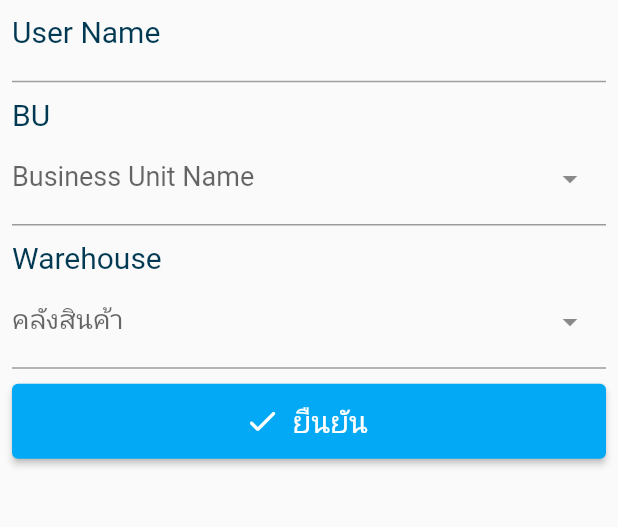
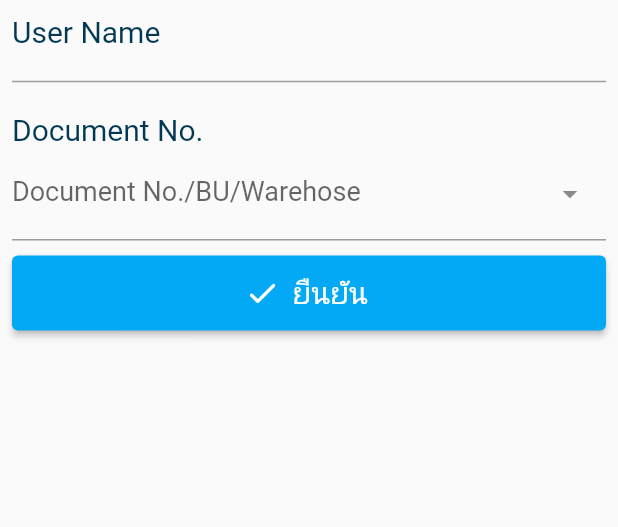
Before and after one commit to KorOkami/StockCount, a Flutter app: the BU_Screen screen opened directly with empty values, on a phone screen of 412 x 824 dp, the part 302-829 px from its top. Run offline on Flutter 3.47's test engine with Material 2 defaults, Android fonts, the phone set to English and light mode, and no system bars; drawn by our look-alikes of dropdown_search; our stand-ins replace form_field_validator, google_fonts, motion_tab_bar_v2; missing offline and left inert: dart:ffi, qrscan; network calls fail; Roboto replaces fonts that are missing (Prompt).

Commit message:
Change BU Screen

```diff
--- a/lib/model/bu_detail.dart
+++ b/lib/model/bu_detail.dart
@@ -1,6 +1,7 @@
 class BU_Detail {
   String BU;
   String Warehouse;
+  String DocNum;
 
-  BU_Detail(this.BU, this.Warehouse);
+  BU_Detail(this.BU, this.Warehouse, this.DocNum);
 }
--- a/lib/screen/bu_screen.dart
+++ b/lib/screen/bu_screen.dart
@@ -26,7 +26,7 @@ class BU_Screen extends StatefulWidget {
 class _BU_ScreenState extends State<BU_Screen> {
   final formKey = GlobalKey<FormState>();
   late Future<List<Drugs>> BU_List;
-  BU_Detail BU = BU_Detail("", "");
+  BU_Detail BU = BU_Detail("", "", "");
 
   @override
   void initState() {
@@ -143,11 +143,11 @@ class _BU_ScreenState extends State<BU_Screen> {
                         ),
                       ),
                       SizedBox(
-                        height: 10,
+                        height: 20,
                       ),
                       SizedBox(
                         child: Text(
-                          "BU",
+                          "Document No.",
                           style: GoogleFonts.prompt(
                               fontSize: 20,
                               color: Color.fromARGB(255, 1, 57, 83)),
@@ -162,47 +162,15 @@ class _BU_ScreenState extends State<BU_Screen> {
                             u?.genericName ?? "", //กำหนดฟิลล์ที่ต้องการให้เลือก
 
                         onChanged: (value) {
-                          BU.BU = value!.code ?? "";
+                          BU.DocNum = value!.code ?? "";
                         },
                         dropdownDecoratorProps: DropDownDecoratorProps(
                             dropdownSearchDecoration: InputDecoration(
-                                labelText: "Business Unit Name"),
+                                labelText: "Document No./BU/Warehose"),
                             baseStyle: GoogleFonts.prompt(fontSize: 18)),
                         validator: (value) {
                           if (value == null) {
                             return 'กรุณาเลือกหน่วยธุระกิจ';
-                          }
-                        },
-                      ),
-                      SizedBox(
-                        height: 10,
-                      ),
-                      SizedBox(
-                        child: Text(
-                          "Warehouse",
-                          style: GoogleFonts.prompt(
-                              fontSize: 20,
-                              color: Color.fromARGB(255, 1, 57, 83)),
-                        ),
-                      ),
-                      DropdownSearch<Drugs>(
-                        autoValidateMode: AutovalidateMode.onUserInteraction,
-                        popupProps: PopupProps.dialog(
-                            showSearchBox: true), // Popup search
-                        asyncItems: (filter) => BU_List, //GetBU(filter),
-                        itemAsString: (Drugs? u) =>
-                            u?.genericName ?? "", //กำหนดฟิลล์ที่ต้องการให้เลือก
-
-                        onChanged: (value) {
-                          BU.BU = value!.code ?? "";
-                        },
-                        dropdownDecoratorProps: DropDownDecoratorProps(
-                            dropdownSearchDecoration:
-                                InputDecoration(labelText: "คลังสินค้า"),
-                            baseStyle: GoogleFonts.prompt(fontSize: 18)),
-                        validator: (value) {
-                          if (value == null) {
-                            return 'กรุณาเลือกคลังสินค้า';
                           }
                         },
                       ),
```
